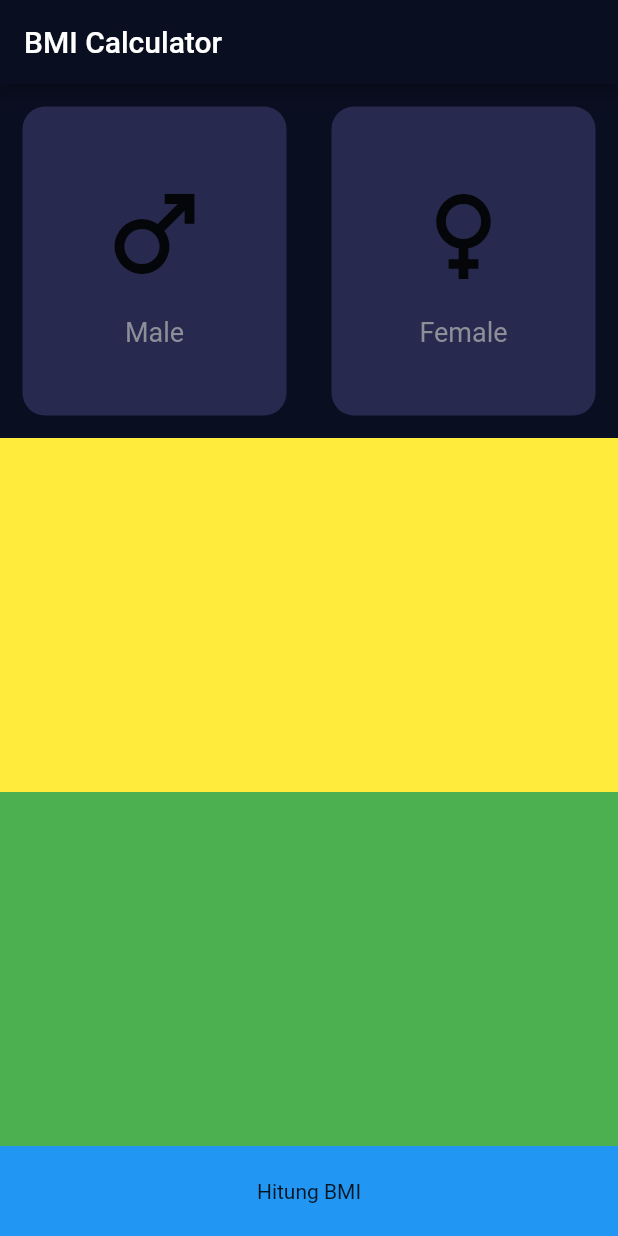
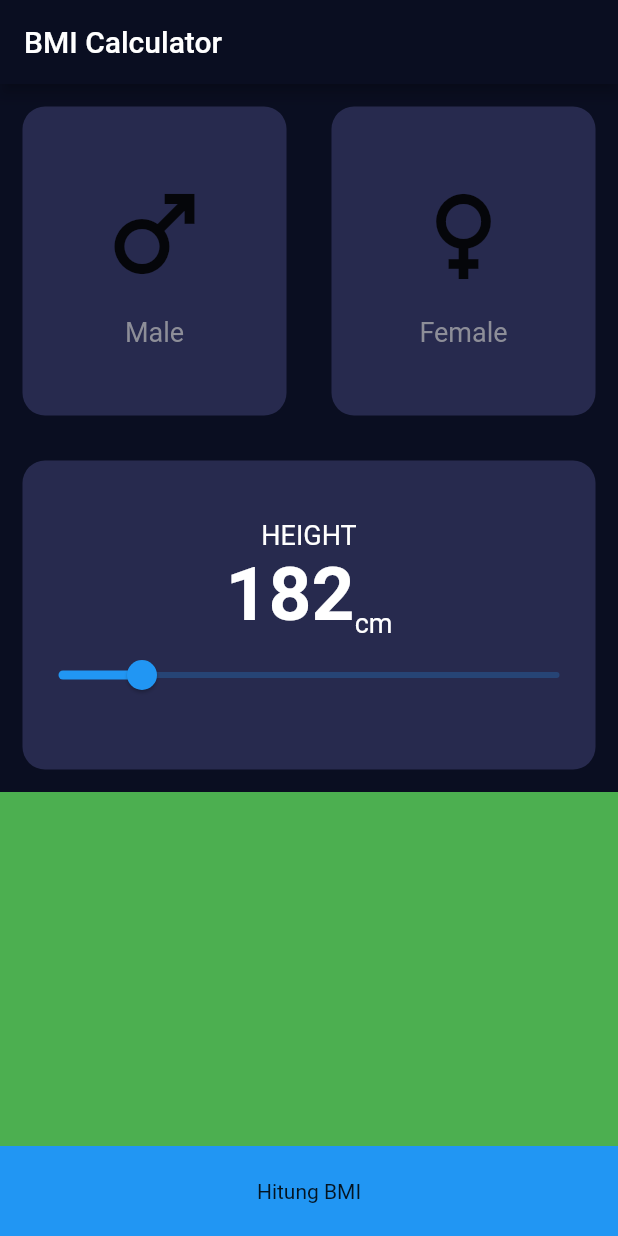
Before and after one commit to ihsansatriawan/bmi_apps, a Flutter app: the screen it shows after launch, on a phone screen of 412 x 824 dp. Run offline on Flutter 3.47's test engine with Material 2 defaults, Android fonts, the phone set to English and light mode, and no system bars.

Commit message:
Add style for adjust height section

```diff
--- a/lib/constants/constant.dart
+++ b/lib/constants/constant.dart
@@ -5,3 +5,7 @@ TextStyle genderTextStyle = const TextStyle(
   fontSize: 18,
   color: Color(0xff8d8e98)
 );
+TextStyle labelTextStyle = const TextStyle(
+  fontSize: 18,
+  color: Colors.white
+);
--- a/lib/views/bmi_data_screen.dart
+++ b/lib/views/bmi_data_screen.dart
@@ -42,7 +42,41 @@ class _BmiDataScreenState extends State<BmiDataScreen> {
             ),
           ),
           Expanded(child: Container(
-            color: Colors.yellow,
+            child: BmiCard(
+              child: Column(
+                mainAxisAlignment: MainAxisAlignment.center,
+                children: [
+                  Text(
+                    "HEIGHT",
+                    style: labelTextStyle,
+                  ),
+                  Row(
+                    mainAxisAlignment: MainAxisAlignment.center,
+                    crossAxisAlignment: CrossAxisAlignment.end,
+                    children: [
+                      Text(
+                        "182",
+                        style: TextStyle(
+                          fontSize: 50,
+                          fontWeight: FontWeight.bold,
+                          color: Colors.white
+                        ),
+                      ),
+                      Text(
+                        "cm",
+                        style: labelTextStyle,
+                      ),
+                    ],
+                  ),
+                  Slider(
+                    value: 100,
+                    min: 80,
+                    max: 200,
+                    onChanged: (value) {}
+                  ),
+                ],
+              ),
+            ),
           )),
           Expanded(child: Container(
             color: Colors.green,
```
